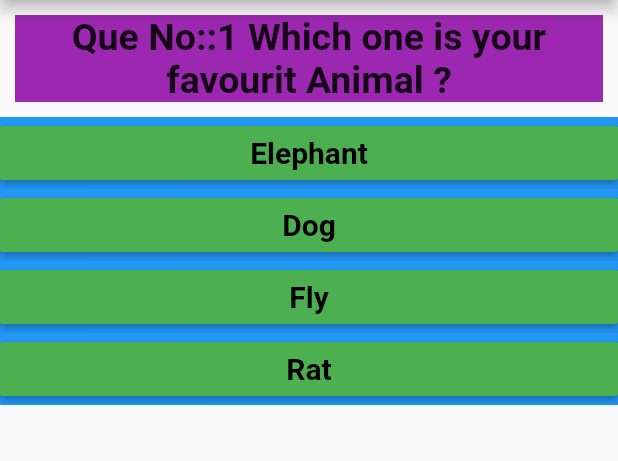
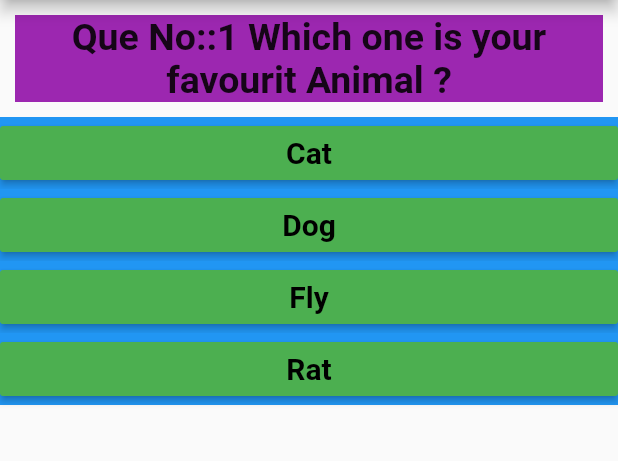
Before and after one commit to ishi2017/first, a Flutter app: the screen it shows after launch, on a phone screen of 412 x 824 dp, the part 84-545 px from its top. Run offline on Flutter 3.47's test engine with Material 2 defaults, Android fonts, the phone set to English and light mode, and no system bars; Roboto replaces fonts that are missing (Rockwell).

Commit message:
Changed from Elephant to Cat

```diff
--- a/Project/amrit/lib/main.dart
+++ b/Project/amrit/lib/main.dart
@@ -18,7 +18,7 @@ class MyAppState extends State<MyApp> {
     {
       'Ques': 'Which one is your favourit Animal ?',
       'Ans': [
-        {'text': 'Elephant', 'score': 1},
+        {'text': 'Cat', 'score': 1},
         {'text': 'Dog', 'score': 2},
         {'text': 'Fly', 'score': 3},
         {'text': 'Rat', 'score': 5}
```
